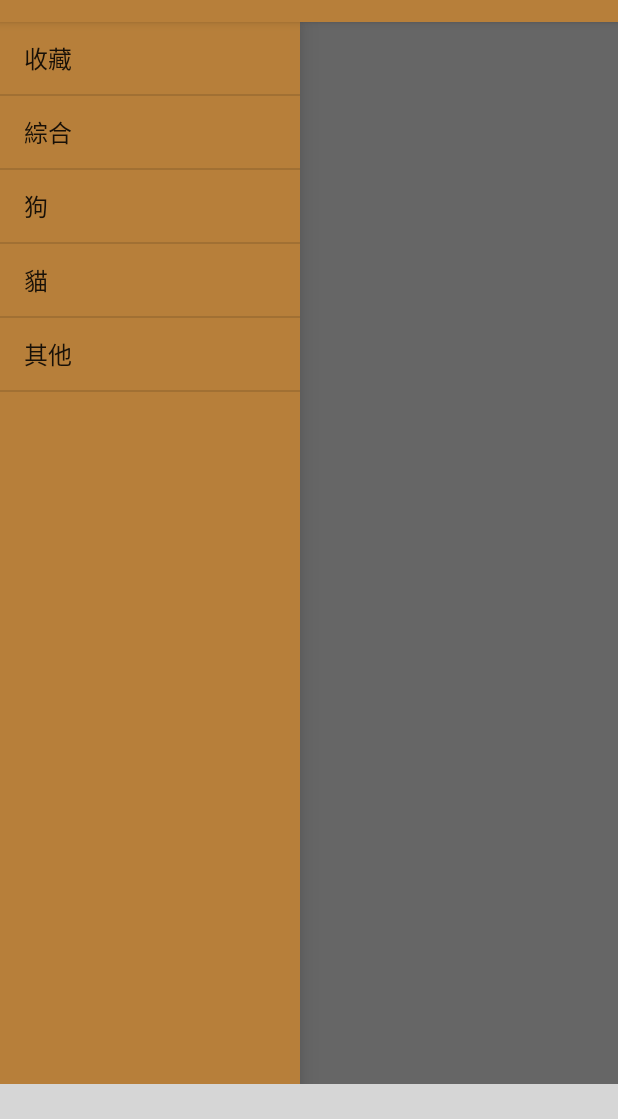
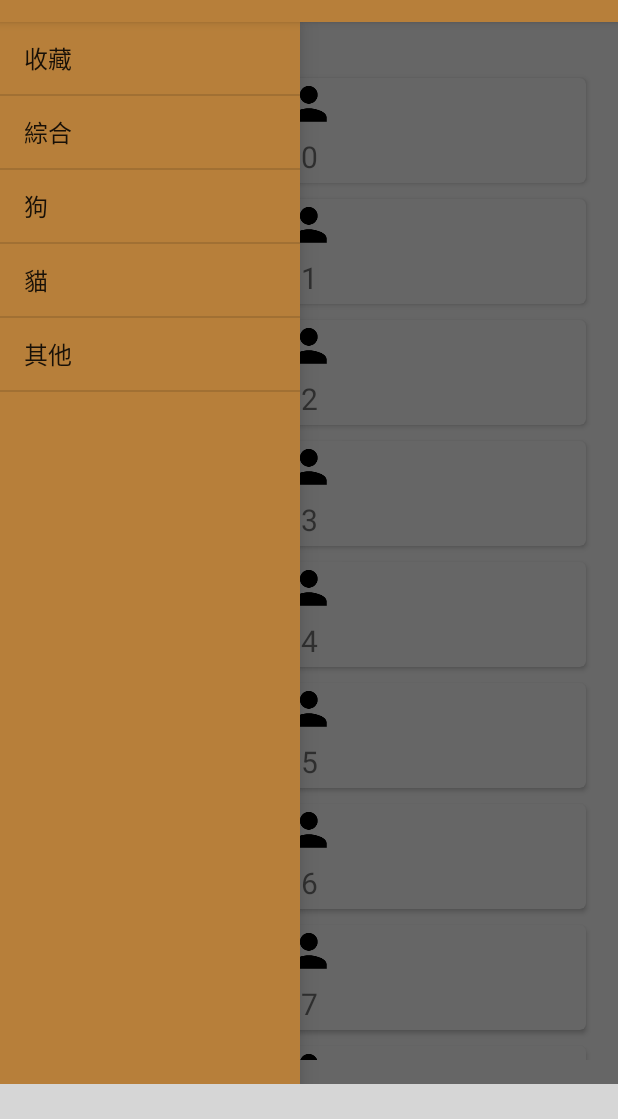
Before and after one commit to jinjiakang/pettie, an Android app: the screen it shows after launch (MainActivity), with the side drawer open, on a phone screen of 412 x 824 dp, the part 62-1181 px from its top. Run offline under Robolectric (Android 15) with nearby library versions, the phone set to English and light mode, and no system bars; libraries missing offline, so code that uses them is left out: com.roughike.bottombar; plain views replace BottomBar; 2 statements that could not run were skipped; grey boxes are pictures that could not be loaded.

Commit message:
creat test recyclerview cardview

```diff
--- a/app/build.gradle
+++ b/app/build.gradle
@@ -25,6 +25,9 @@ dependencies {
     androidTestCompile('com.android.support.test.espresso:espresso-core:2.2.2', {
         exclude group: 'com.android.support', module: 'support-annotations'
     })
-    compile 'com.android.support:appcompat-v7:25.0.0'
+    compile 'com.android.support:appcompat-v7:25.3.0'
     testCompile 'junit:junit:4.12'
+
+    compile 'com.android.support:cardview-v7:25.3.0'
+    compile 'com.android.support:recyclerview-v7:25.3.0'
 }
--- a/app/src/main/java/com/example/sungh/pettie/MainActivity.java
+++ b/app/src/main/java/com/example/sungh/pettie/MainActivity.java
@@ -1,25 +1,29 @@
 package com.example.sungh.pettie;
 
-import android.support.annotation.IdRes;
-import android.support.v7.app.AppCompatActivity;
-import android.os.Bundle;
 import android.content.res.Configuration;
 import android.os.Bundle;
-import android.support.v4.view.MenuItemCompat;
+import android.support.annotation.IdRes;
 import android.support.v4.widget.DrawerLayout;
-import android.support.v7.app.ActionBarActivity;
 import android.support.v7.app.ActionBarDrawerToggle;
-import android.support.v7.widget.SearchView;
+import android.support.v7.app.AppCompatActivity;
+import android.support.v7.widget.LinearLayoutManager;
+import android.support.v7.widget.RecyclerView;
+import android.view.LayoutInflater;
 import android.view.Menu;
 import android.view.MenuItem;
 import android.view.View;
+import android.view.ViewGroup;
 import android.widget.AdapterView;
 import android.widget.ArrayAdapter;
 import android.widget.ListView;
+import android.widget.TextView;
 import android.widget.Toast;
 
 import com.roughike.bottombar.BottomBar;
 import com.roughike.bottombar.OnTabSelectListener;
+
+import java.util.ArrayList;
+import java.util.List;
 
 
 public class MainActivity extends AppCompatActivity {
@@ -41,6 +45,17 @@ public class MainActivity extends AppCompatActivity {
         addDrawerItems();
         setupDrawer();
 
+        ArrayList<String> myDataset = new ArrayList<>();
+        for(int i = 0; i < 100; i++){
+            myDataset.add(i + "");
+        }
+        MyAdapter myAdapter = new MyAdapter(myDataset);
+        RecyclerView mList = (RecyclerView) findViewById(R.id.list_view);
+        final LinearLayoutManager layoutManager = new LinearLayoutManager(this);
+        layoutManager.setOrientation(LinearLayoutManager.VERTICAL);
+        mList.setLayoutManager(layoutManager);
+        mList.setAdapter(myAdapter);
+
         BottomBar bottomBar = (BottomBar) findViewById(R.id.bottomBar);
         bottomBar.setOnTabSelectListener(new OnTabSelectListener() {
             @Override
@@ -52,6 +67,43 @@ public class MainActivity extends AppCompatActivity {
         getSupportActionBar().setDisplayHomeAsUpEnabled(true);
         getSupportActionBar().setHomeButtonEnabled(true);
     }
+
+    public class MyAdapter extends RecyclerView.Adapter<MyAdapter.ViewHolder> {
+        private List<String> mData;
+
+        public class ViewHolder extends RecyclerView.ViewHolder {
+            public TextView mTextView;
+            public ViewHolder(View v) {
+                super(v);
+                mTextView = (TextView) v.findViewById(R.id.info_text);
+            }
+        }
+
+        public MyAdapter(List<String> data) {
+            mData = data;
+        }
+
+        @Override
+        public MyAdapter.ViewHolder onCreateViewHolder(ViewGroup parent, int viewType) {
+            View v = LayoutInflater.from(parent.getContext())
+                    .inflate(R.layout.item, parent, false);
+            ViewHolder vh = new ViewHolder(v);
+            return vh;
+        }
+
+        @Override
+        public void onBindViewHolder(ViewHolder holder, int position) {
+            holder.mTextView.setText(mData.get(position));
+
+        }
+
+        @Override
+        public int getItemCount() {
+            return mData.size();
+        }
+    }
+
+
     // 使用array方式存取menu的值
     private void addDrawerItems() {
         String[] osArray = { "收藏", "綜合", "狗", "貓", "其他" };
--- a/app/src/main/res/layout/activity_main.xml
+++ b/app/src/main/res/layout/activity_main.xml
@@ -20,7 +20,16 @@
             android:id="@+id/contentContainer"
             android:layout_width="match_parent"
             android:layout_height="match_parent"
-            android:layout_above="@+id/bottomBar" />
+            android:layout_above="@+id/bottomBar">
+
+            <include
+                android:id="@+id/toolbar"
+                layout="@layout/list_post"
+                app:layout_behavior="@string/appbar_scrolling_view_behavior"/>
+            />
+
+        </FrameLayout>
+
 
         <com.roughike.bottombar.BottomBar
             android:id="@+id/bottomBar"
--- /dev/null
+++ b/app/src/main/res/layout/item.xml
@@ -0,0 +1,34 @@
+<?xml version="1.0" encoding="utf-8"?>
+<android.support.v7.widget.CardView
+    xmlns:android="http://schemas.android.com/apk/res/android"
+    xmlns:card_view="http://schemas.android.com/apk/res-auto"
+    android:id="@+id/card_view"
+    android:layout_gravity="center"
+    android:layout_width="match_parent"
+    android:layout_height="wrap_content"
+    card_view:cardCornerRadius="4dp"
+    android:layout_margin="5dp">
+
+    <LinearLayout
+        android:layout_width="match_parent"
+        android:layout_height="wrap_content"
+        android:orientation="vertical">
+
+        <ImageView
+            android:id="@+id/img"
+            android:layout_width="wrap_content"
+            android:layout_height="wrap_content"
+            android:src="@drawable/ic_friends"
+            android:layout_margin="5dp"
+            android:layout_gravity="center"/>
+
+        <TextView
+            android:id="@+id/info_text"
+            android:layout_width="match_parent"
+            android:layout_height="match_parent"
+            android:textSize="20sp"
+            android:layout_margin="4dp"
+            android:gravity="center"
+            />
+    </LinearLayout>
+</android.support.v7.widget.CardView>
--- /dev/null
+++ b/app/src/main/res/layout/list_post.xml
@@ -0,0 +1,20 @@
+<?xml version="1.0" encoding="utf-8"?>
+<RelativeLayout
+    xmlns:android="http://schemas.android.com/apk/res/android"
+    xmlns:tools="http://schemas.android.com/tools"
+    android:layout_width="match_parent"
+    android:layout_height="match_parent"
+    android:paddingLeft="@dimen/activity_horizontal_margin"
+    android:paddingRight="@dimen/activity_horizontal_margin"
+    android:paddingTop="@dimen/activity_vertical_margin"
+    android:paddingBottom="@dimen/activity_vertical_margin"
+    tools:context=".MainActivity">
+
+    <android.support.v7.widget.RecyclerView
+        android:id="@+id/list_view"
+        android:layout_width="match_parent"
+        android:layout_height="match_parent"
+        android:scrollbars="none"
+        />
+
+</RelativeLayout>
```
